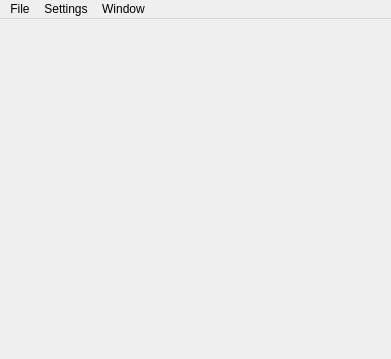
Before: the Qt Designer form srcs/ui/MainWindow.ui in noctuelles/gbemu, drawn with Qt 5.
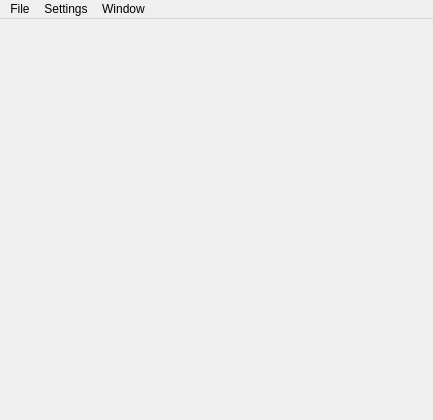
After: the same form once the commit is applied.

Commit message: fix: can now be shrunk.

The edit to the form file:
```diff
--- a/srcs/ui/MainWindow.ui
+++ b/srcs/ui/MainWindow.ui
@@ -6,8 +6,8 @@
    <rect>
     <x>0</x>
     <y>0</y>
-    <width>391</width>
-    <height>359</height>
+    <width>433</width>
+    <height>420</height>
    </rect>
   </property>
   <property name="windowTitle">
@@ -29,6 +29,12 @@
     </property>
     <item>
      <widget class="QLabel" name="display">
+      <property name="sizePolicy">
+       <sizepolicy hsizetype="Ignored" vsizetype="Ignored">
+        <horstretch>0</horstretch>
+        <verstretch>0</verstretch>
+       </sizepolicy>
+      </property>
       <property name="text">
        <string/>
       </property>
@@ -44,7 +50,7 @@
     <rect>
      <x>0</x>
      <y>0</y>
-     <width>391</width>
+     <width>433</width>
      <height>23</height>
     </rect>
    </property>
```
Left out of the diff: 3 changed lines with no effect on the pictures. The commit also changes 1 other file.
